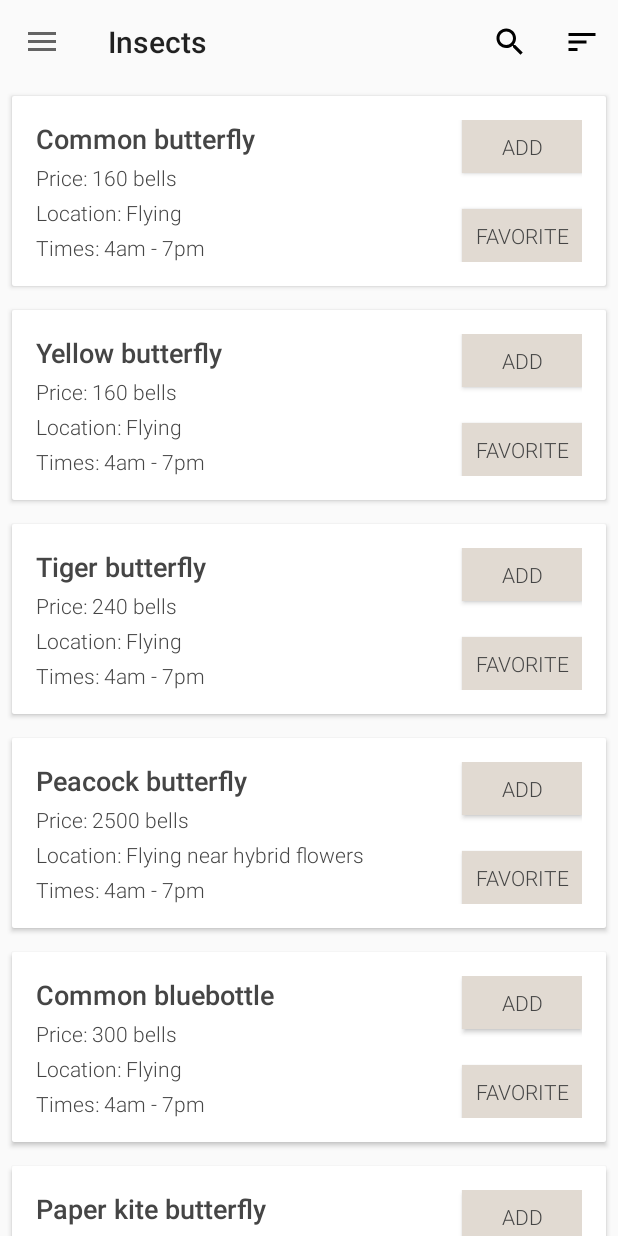
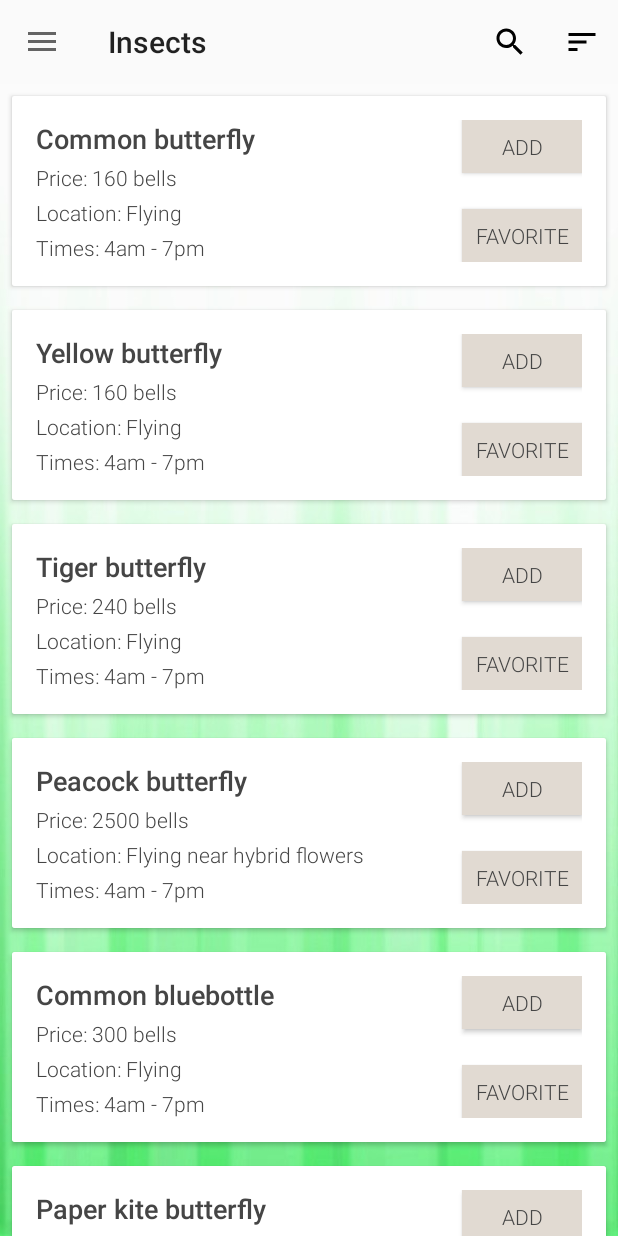
Before and after one commit to audaniel9/ACPocketMuseum, an Android app: the screen it shows after launch (MainActivity), in the side drawer, after a tap on "Insects", on a phone screen of 412 x 824 dp. Run offline under Robolectric (Android 15) with nearby library versions, the phone set to English and light mode, and no system bars.

Commit message:
aesthetic backgrounds for all

```diff
--- a/app/src/main/res/layout/fragment_fossil.xml
+++ b/app/src/main/res/layout/fragment_fossil.xml
@@ -9,6 +9,7 @@
         android:id="@+id/fossilRecyclerView"
         android:layout_width="match_parent"
         android:layout_height="match_parent"
+        android:background="@drawable/gray_aesthetic"
         app:layout_constraintBottom_toBottomOf="parent"
         tools:layout_editor_absoluteX="0dp"
         tools:listitem="@layout/museum_specimen_card"/>
--- a/app/src/main/res/layout/fragment_insect.xml
+++ b/app/src/main/res/layout/fragment_insect.xml
@@ -9,6 +9,7 @@
         android:id="@+id/insectRecyclerView"
         android:layout_width="match_parent"
         android:layout_height="match_parent"
+        android:background="@drawable/green_aesthetic"
         app:layout_constraintBottom_toBottomOf="parent"
         tools:layout_editor_absoluteX="0dp"
         tools:listitem="@layout/museum_specimen_card"/>
```
Also changed, not shown: app/src/main/res/drawable/gray_aesthetic.jpg (added), app/src/main/res/drawable/green_aesthetic.jpg (added).
